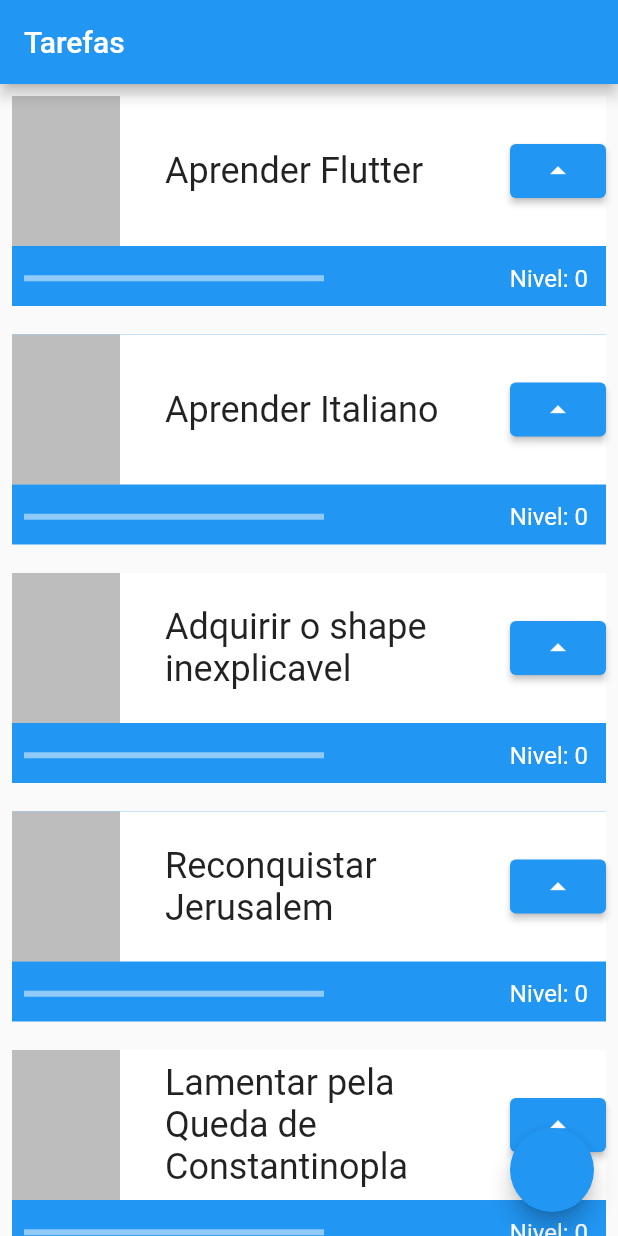
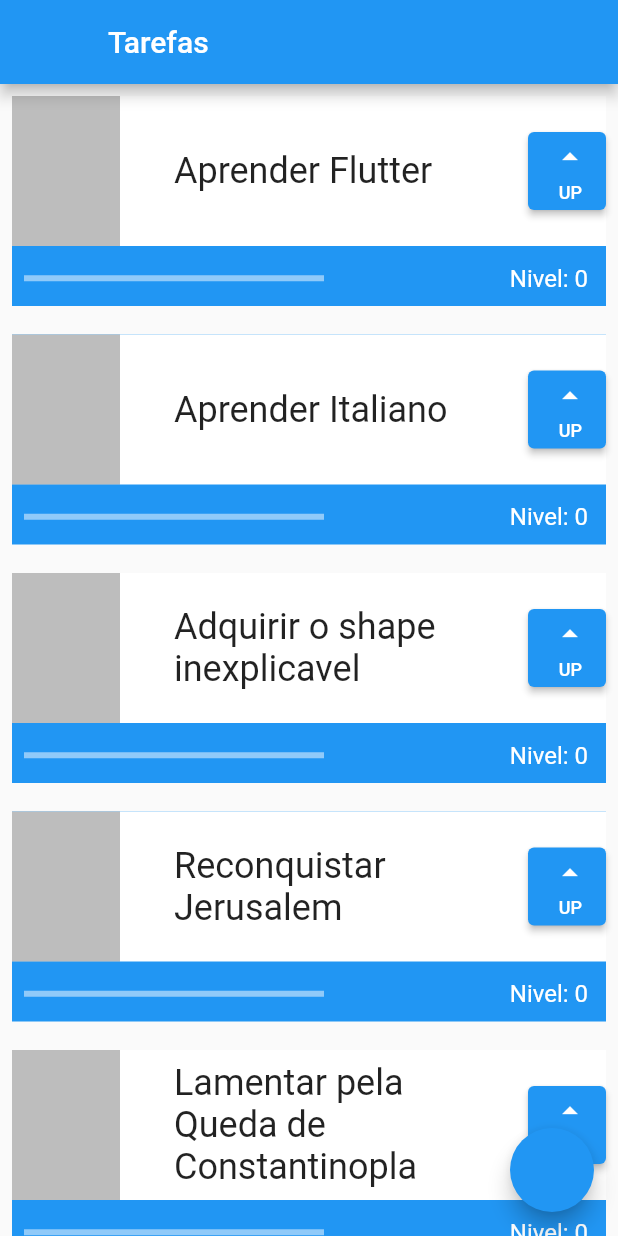
Before and after one commit to Rafaalex21/Task-manager-flutter, a Flutter app: the screen it shows after launch, on a phone screen of 412 x 824 dp. Run offline on Flutter 3.47's test engine with Material 2 defaults, Android fonts, the light colour scheme and no system bars.

Commit message:
ninth commit

```diff
--- a/lib/main.dart
+++ b/lib/main.dart
@@ -16,6 +16,7 @@ class MyApp extends StatelessWidget {
       ),
       home: Scaffold(
         appBar: AppBar(
+          leading: Container(),
           title: Text('Tarefas'),
         ),
         body: ListView(
@@ -79,7 +80,10 @@ class _TaskState extends State<Task> {
                               overflow: TextOverflow.visible,
                             ),
                           )),
-                      ElevatedButton(
+                      Container(
+                        height: 52,
+                        width: 52,
+                        child: ElevatedButton(
                             onPressed: () {
                               setState(() {
                                 nivel++;
@@ -87,7 +91,18 @@ class _TaskState extends State<Task> {
 
                               print(nivel);
                             },
-                          child: Icon(Icons.arrow_drop_up))
+                            child: Column(
+                              mainAxisAlignment: MainAxisAlignment.spaceEvenly,
+                              crossAxisAlignment: CrossAxisAlignment.end,
+                              children: [
+                                Icon(Icons.arrow_drop_up),
+                                Text(
+                                  'UP',
+                                  style: TextStyle(fontSize: 12),
+                                )
+                              ],
+                            )),
+                      )
                     ],
                   ),
                 ),
@@ -99,9 +114,10 @@ class _TaskState extends State<Task> {
                       child: Container(
                         child: LinearProgressIndicator(
                           color: Colors.white,
-                          value: nivel/10,
+                          value: nivel / 10,
                         ),
-                      width: 200,),
+                        width: 200,
+                      ),
                     ),
                     Padding(
                       padding: const EdgeInsets.all(12),
```
Lines whose indentation alone changed are shown as unchanged.
